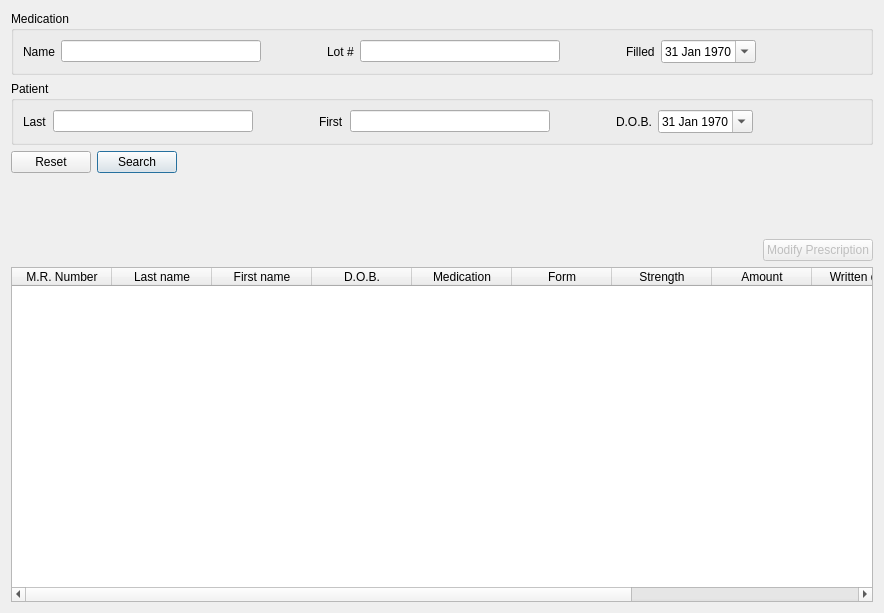
Above: mtrack/prescriptionsframe.ui from kyledevans/Medicine-Track before the change. Below: the same form after it.
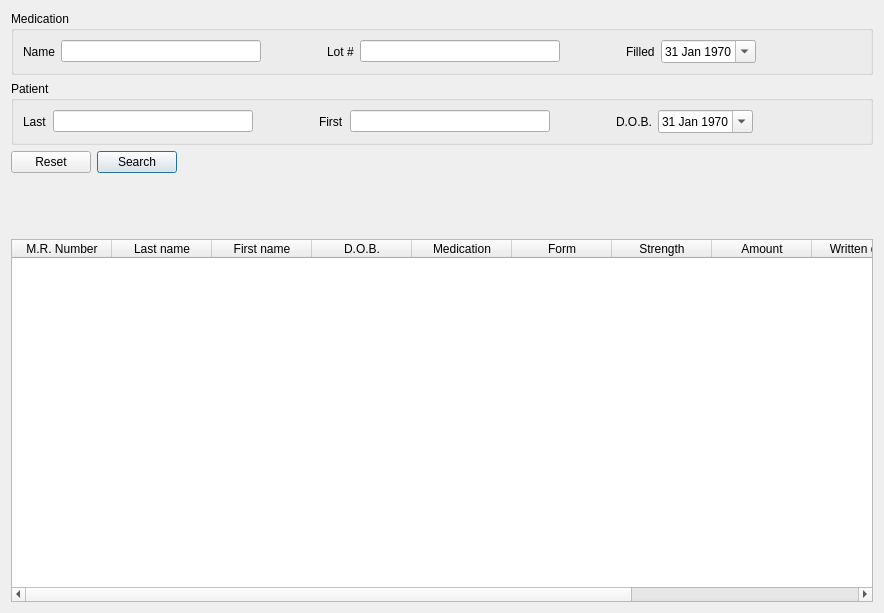
That is the form after the change.

Patch:
```diff
--- a/mtrack/prescriptionsframe.ui
+++ b/mtrack/prescriptionsframe.ui
@@ -318,33 +318,6 @@
      </property>
     </spacer>
    </item>
-   <item>
-    <layout class="QHBoxLayout" name="horizontalLayout_3">
-     <item>
-      <spacer name="horizontalSpacer_8">
-       <property name="orientation">
-        <enum>Qt::Horizontal</enum>
-       </property>
-       <property name="sizeHint" stdset="0">
-        <size>
-         <width>40</width>
-         <height>20</height>
-        </size>
-       </property>
-      </spacer>
-     </item>
-     <item>
-      <widget class="QPushButton" name="modifyButton">
-       <property name="enabled">
-        <bool>false</bool>
-       </property>
-       <property name="text">
-        <string>Modify Prescription</string>
-       </property>
-      </widget>
-     </item>
-    </layout>
-   </item>
    <item>
     <widget class="QTableWidget" name="resultTable">
      <property name="contextMenuPolicy">
```
Left out of the diff: 16 changed lines with no effect on the pictures.
